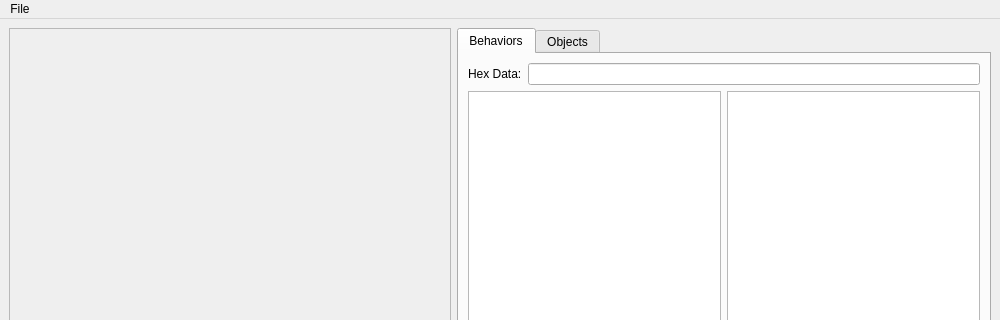
This is tileseteditorwindow.ui in ExplosBlue/CoinKiller as Qt 5 draws it before an edit; both pictures show x 0 to 1000 and y 0 to 320 of the 1000 by 508 pixel window. The edited form follows.
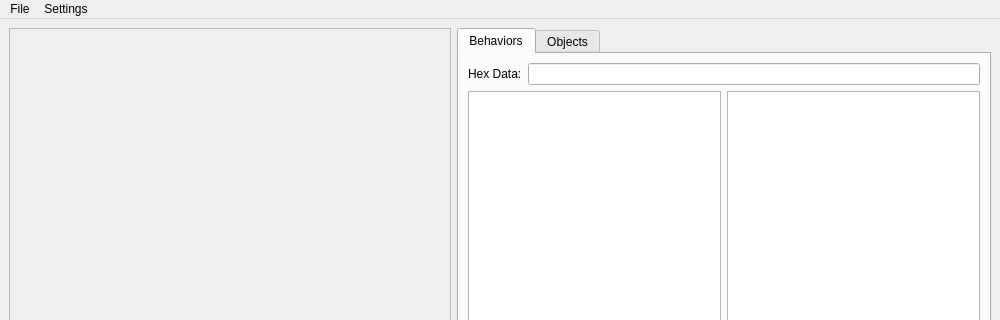
This is the edited form.

What changed in the file:
```diff
--- a/tileseteditorwindow.ui
+++ b/tileseteditorwindow.ui
@@ -213,7 +213,14 @@
     </property>
     <addaction name="actionExportImage"/>
    </widget>
+   <widget class="QMenu" name="menuSettings">
+    <property name="title">
+     <string>Settings</string>
+    </property>
+    <addaction name="actionSetBackgroundColor"/>
+   </widget>
    <addaction name="menuFile"/>
+   <addaction name="menuSettings"/>
   </widget>
   <action name="actionExportImage">
    <property name="text">
```
Left out of the diff: 9 changed lines with no effect on the pictures.
